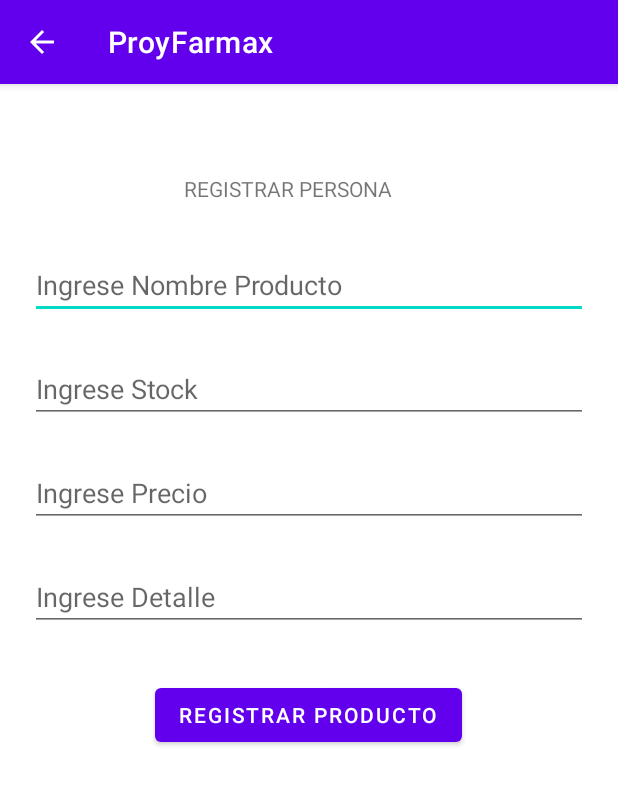
After one commit to U201600744/ProyFarmax, an Android app: the RegistrarActivity screen opened directly, with no data from a screen before it, on a phone screen of 412 x 824 dp. The commit adds this screen. Shown: the top 785 px of the screen. Run offline under Robolectric (Android 15) with nearby library versions, the phone set to English and light mode, and no system bars; our stand-ins replace Firebase (no records; nobody signed in at launch, a user with empty details on screens opened directly).

Commit message:
Registrar Producto con firebase

```diff
--- a/app/build.gradle
+++ b/app/build.gradle
@@ -36,4 +36,8 @@ dependencies {
     testImplementation 'junit:junit:4.+'
     androidTestImplementation 'androidx.test.ext:junit:1.1.2'
     androidTestImplementation 'androidx.test.espresso:espresso-core:3.3.0'
+    implementation platform('com.google.firebase:firebase-bom:28.1.0')
+    implementation 'com.google.firebase:firebase-database'
 }
+
+apply plugin: 'com.google.gms.google-services'
--- a/app/src/main/java/com/proyecto/proyfarmax/Producto.java
+++ /dev/null
@@ -1,4 +0,0 @@
-package com.proyecto.proyfarmax;
-
-public class Producto {
-}
--- /dev/null
+++ b/app/src/main/java/com/proyecto/proyfarmax/RegistrarActivity.java
@@ -0,0 +1,83 @@
+package com.proyecto.proyfarmax;
+
+import androidx.appcompat.app.AlertDialog;
+import androidx.appcompat.app.AppCompatActivity;
+
+import android.content.DialogInterface;
+import android.content.Intent;
+import android.os.Bundle;
+import android.view.View;
+import android.widget.Button;
+import android.widget.EditText;
+
+import com.google.firebase.FirebaseApp;
+import com.google.firebase.database.DatabaseReference;
+import com.google.firebase.database.FirebaseDatabase;
+import com.proyecto.proyfarmax.modelo.Producto;
+
+import java.util.UUID;
+
+public class RegistrarActivity extends AppCompatActivity {
+
+    EditText txtNombreProducto, txtStock, txtPrecio, txtDetalle;
+    Button btnRegistrar;
+
+    FirebaseDatabase firebaseDatabase;
+    DatabaseReference databaseReference;
+
+    String nombreProducto, stock, precio, detalle;
+
+    @Override
+    protected void onCreate(Bundle savedInstanceState) {
+        super.onCreate(savedInstanceState);
+        setContentView(R.layout.activity_registrar);
+        asignarReferencias();
+        inicializarFirebase();
+    }
+
+    private void asignarReferencias(){
+        txtNombreProducto = findViewById(R.id.txtNombreProducto);
+        txtStock = findViewById(R.id.txtStock);
+        txtPrecio = findViewById(R.id.txtPrecio);
+        txtDetalle = findViewById(R.id.txtDetalle);
+        btnRegistrar = findViewById(R.id.btnRegistrar);
+        btnRegistrar.setOnClickListener(new View.OnClickListener() {
+            @Override
+            public void onClick(View view) {
+                registrar();
+            }
+        });
+    }
+
+    private void registrar(){
+        nombreProducto = txtNombreProducto.getText().toString();
+        stock = txtStock.getText().toString();
+        precio = txtPrecio.getText().toString();
+        detalle = txtDetalle.getText().toString();
+        Producto p = new Producto();
+        p.setId(UUID.randomUUID().toString());
+        p.setStock(Integer.parseInt(stock));
+        p.setPrecio(Double.parseDouble(precio));
+        p.setDetalle(detalle);
+
+        databaseReference.child("Producto").child(p.getId()).setValue(p);
+        AlertDialog.Builder ventana = new AlertDialog.Builder(RegistrarActivity.this);
+        ventana.setTitle("Mensaje informativo");
+        ventana.setMessage("Producto Agregado");
+        ventana.setPositiveButton("ACEPTAR", new DialogInterface.OnClickListener() {
+            @Override
+            public void onClick(DialogInterface dialog, int i) {
+                Intent intent = new Intent(RegistrarActivity.this, MainActivity.class);
+                startActivity(intent);
+            }
+        });
+        ventana.create().show();
+    }
+
+    private void inicializarFirebase(){
+        FirebaseApp.initializeApp(this);
+        firebaseDatabase = FirebaseDatabase.getInstance();
+        databaseReference = firebaseDatabase.getReference();
+    }
+
+}
--- /dev/null
+++ b/app/src/main/res/layout/activity_registrar.xml
@@ -0,0 +1,84 @@
+<?xml version="1.0" encoding="utf-8"?>
+<androidx.constraintlayout.widget.ConstraintLayout xmlns:android="http://schemas.android.com/apk/res/android"
+    xmlns:app="http://schemas.android.com/apk/res-auto"
+    xmlns:tools="http://schemas.android.com/tools"
+    android:layout_width="match_parent"
+    android:layout_height="match_parent"
+    tools:context=".RegistrarActivity"
+    android:padding="20dp">
+
+    <TextView
+        android:id="@+id/textView2"
+        android:layout_width="wrap_content"
+        android:layout_height="wrap_content"
+        android:layout_marginStart="205dp"
+        android:layout_marginTop="40dp"
+        android:layout_marginEnd="148dp"
+        android:text="REGISTRAR PERSONA"
+        app:layout_constraintEnd_toEndOf="parent"
+        app:layout_constraintHorizontal_bias="0.853"
+        app:layout_constraintStart_toStartOf="parent"
+        app:layout_constraintTop_toTopOf="parent" />
+
+    <EditText
+        android:id="@+id/txtNombreProducto"
+        android:layout_width="match_parent"
+        android:layout_height="wrap_content"
+        android:layout_marginTop="32dp"
+        android:ems="10"
+        android:inputType="textPersonName"
+        android:hint="Ingrese Nombre Producto"
+        app:layout_constraintEnd_toEndOf="parent"
+        app:layout_constraintStart_toStartOf="parent"
+        app:layout_constraintTop_toBottomOf="@+id/textView2" />
+
+    <EditText
+        android:id="@+id/txtStock"
+        android:layout_width="match_parent"
+        android:layout_height="wrap_content"
+        android:layout_marginTop="24dp"
+        android:ems="10"
+        android:inputType="textPersonName"
+        android:hint="Ingrese Stock"
+        app:layout_constraintEnd_toEndOf="parent"
+        app:layout_constraintStart_toStartOf="parent"
+        app:layout_constraintTop_toBottomOf="@+id/txtNombreProducto" />
+
+    <EditText
+        android:id="@+id/txtPrecio"
+        android:layout_width="match_parent"
+        android:layout_height="wrap_content"
+        android:layout_marginTop="24dp"
+        android:ems="10"
+        android:inputType="textPersonName"
+        android:hint="Ingrese Precio"
+        app:layout_constraintEnd_toEndOf="parent"
+        app:layout_constraintHorizontal_bias="1.0"
+        app:layout_constraintStart_toStartOf="parent"
+        app:layout_constraintTop_toBottomOf="@+id/txtStock" />
+
+    <EditText
+        android:id="@+id/txtDetalle"
+        android:layout_width="match_parent"
+        android:layout_height="wrap_content"
+        android:layout_marginTop="24dp"
+        android:ems="10"
+        android:gravity="start|top"
+        android:inputType="textMultiLine"
+        android:hint="Ingrese Detalle"
+        app:layout_constraintEnd_toEndOf="parent"
+        app:layout_constraintStart_toStartOf="parent"
+        app:layout_constraintTop_toBottomOf="@+id/txtPrecio" />
+
+    <Button
+        android:id="@+id/btnRegistrar"
+        android:layout_width="wrap_content"
+        android:layout_height="wrap_content"
+        android:layout_marginStart="158dp"
+        android:layout_marginTop="32dp"
+        android:layout_marginEnd="159dp"
+        android:text="REGISTRAR PRODUCTO"
+        app:layout_constraintEnd_toEndOf="parent"
+        app:layout_constraintStart_toStartOf="parent"
+        app:layout_constraintTop_toBottomOf="@+id/txtDetalle" />
+</androidx.constraintlayout.widget.ConstraintLayout>
--- a/build.gradle
+++ b/build.gradle
@@ -6,6 +6,7 @@ buildscript {
     }
     dependencies {
         classpath "com.android.tools.build:gradle:4.2.1"
+        classpath 'com.google.gms:google-services:4.3.8'
 
         // NOTE: Do not place your application dependencies here; they belong
         // in the individual module build.gradle files
```
Also changed, not shown: app/src/main/AndroidManifest.xml (+6 -1 lines), app/src/main/java/com/proyecto/proyfarmax/MainActivity.java (+38 -0 lines), app/src/main/java/com/proyecto/proyfarmax/modelo/Producto.java (added, +60 -0 lines), app/src/main/res/drawable/ic_baseline_add_24.xml (added, +10 -0 lines), app/src/main/res/layout/activity_main.xml (+25 -2 lines), app/src/main/res/layout/item.xml (added, +94 -0 lines), 1 other file.
